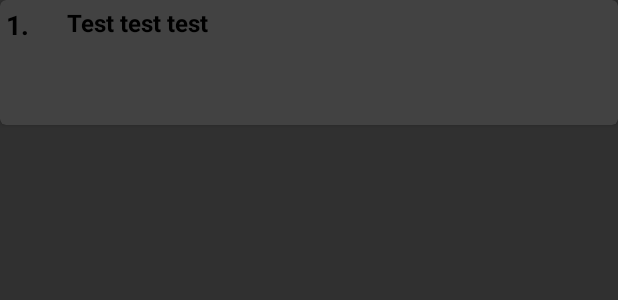
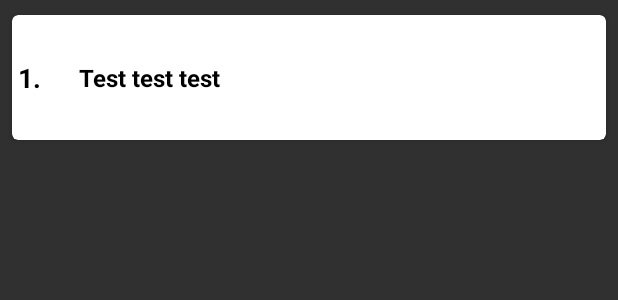
Before and after one commit to KylunR/MovieMatchup, an Android app: the layout recommendations_item.xml on its own in the app's theme, with its tools: preview values and no code run, on a phone screen of 412 x 824 dp. Shown: the top 300 px of the screen. Run offline under Robolectric (Android 15) with nearby library versions, the phone set to English and light mode, and no system bars.

```diff
--- a/Android/app/src/main/res/layout/activity_favorite_movies.xml
+++ b/Android/app/src/main/res/layout/activity_favorite_movies.xml
@@ -1,5 +1,5 @@
 <?xml version="1.0" encoding="utf-8"?>
-<RelativeLayout xmlns:android="http://schemas.android.com/apk/res/android"
+<LinearLayout xmlns:android="http://schemas.android.com/apk/res/android"
     xmlns:app="http://schemas.android.com/apk/res-auto"
     xmlns:tools="http://schemas.android.com/tools"
     android:layout_width="match_parent"
@@ -15,4 +15,4 @@
         android:focusable="true"
         android:focusableInTouchMode="true"/>
 
-</RelativeLayout>
+</LinearLayout>
--- a/Android/app/src/main/res/layout/activity_recommendations.xml
+++ b/Android/app/src/main/res/layout/activity_recommendations.xml
@@ -1,5 +1,5 @@
 <?xml version="1.0" encoding="utf-8"?>
-<RelativeLayout xmlns:android="http://schemas.android.com/apk/res/android"
+<LinearLayout xmlns:android="http://schemas.android.com/apk/res/android"
     xmlns:app="http://schemas.android.com/apk/res-auto"
     xmlns:tools="http://schemas.android.com/tools"
     android:layout_width="match_parent"
@@ -15,4 +15,4 @@
         android:focusable="true"
         android:focusableInTouchMode="true"/>
 
-</RelativeLayout>
+</LinearLayout>
--- a/Android/app/src/main/res/layout/recommendations_item.xml
+++ b/Android/app/src/main/res/layout/recommendations_item.xml
@@ -4,7 +4,11 @@
     android:layout_height="wrap_content"
     xmlns:app="http://schemas.android.com/apk/res-auto"
     app:cardCornerRadius="4dp"
-    app:cardElevation="2dp" >
+    app:cardElevation="2dp"
+    app:cardBackgroundColor="@android:color/white"
+    android:layout_marginTop="10dp"
+    android:layout_marginRight="8dp"
+    android:layout_marginLeft="8dp">
 
     <RelativeLayout
         android:layout_width="match_parent"
@@ -16,6 +20,7 @@
             android:layout_width="wrap_content"
             android:layout_height="wrap_content"
             android:text="1."
+            android:layout_centerVertical="true"
             android:textStyle="bold"
             android:textSize="18sp"
             android:textColor="@android:color/black" />
@@ -26,6 +31,7 @@
             android:layout_height="wrap_content"
             android:text="Test test test"
             android:layout_marginLeft="25dp"
+            android:layout_centerVertical="true"
             android:maxWidth="200dp"
             android:textStyle="bold"
             android:textSize="16sp"
@@ -41,7 +47,4 @@
             android:layout_alignParentRight="true" />
 
     </RelativeLayout>
-
-
-
 </androidx.cardview.widget.CardView>
```
